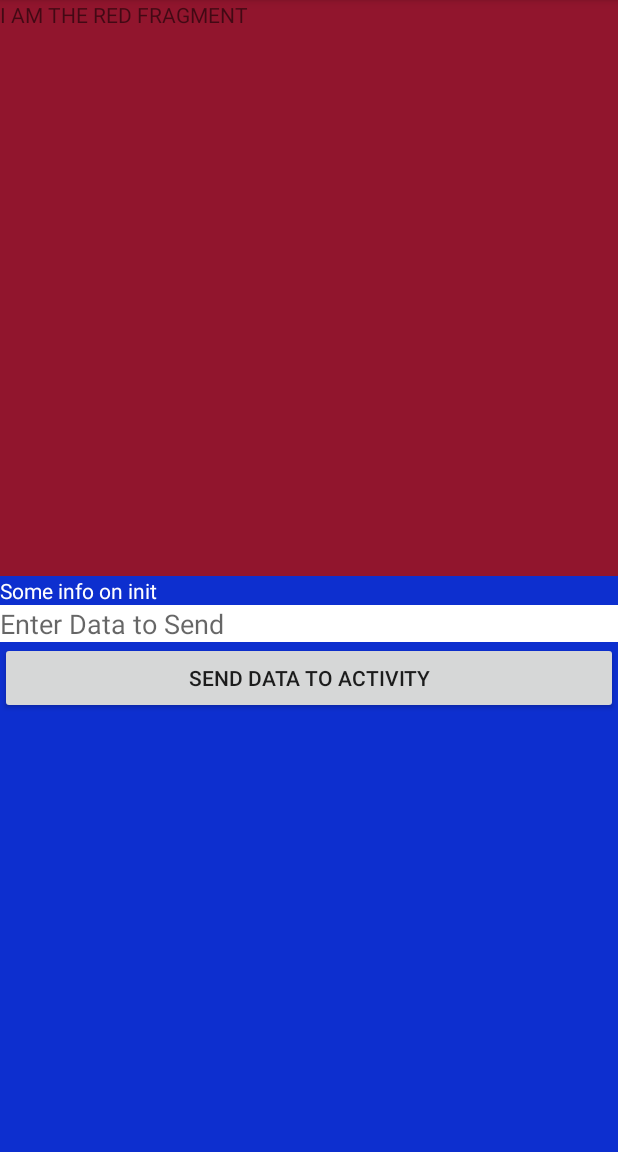
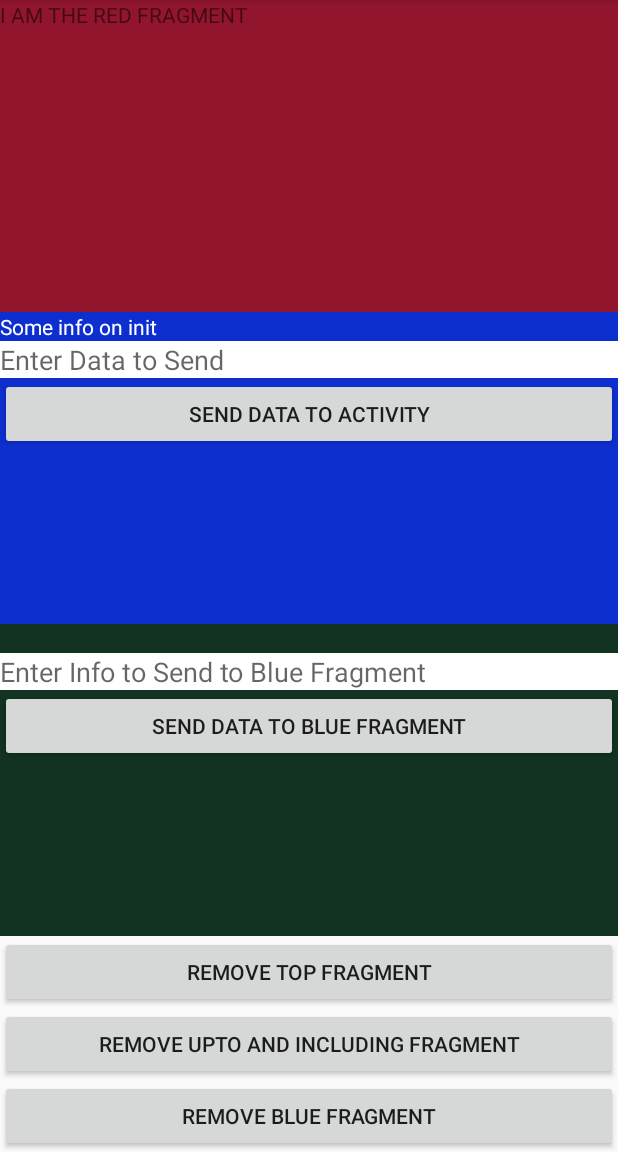
Before and after one commit to AaronHoskinsAndroid/FragmentDemoTwo, an Android app: the screen it shows after launch (MainActivity), on a phone screen of 412 x 824 dp, the part 84-1236 px from its top. Run offline under Robolectric (Android 15) with nearby library versions, the phone set to English and light mode, and no system bars.

Commit message:
Fragments continue

```diff
--- a/app/src/main/java/examples/aaronhoskins/com/fragmentdemo/BlueFragment.java
+++ b/app/src/main/java/examples/aaronhoskins/com/fragmentdemo/BlueFragment.java
@@ -40,6 +40,7 @@ public class BlueFragment extends Fragment implements View.OnClickListener {
     @Override
     public void onCreate(Bundle savedInstanceState) {
         super.onCreate(savedInstanceState);
+        setRetainInstance(true);
         if (getArguments() != null) {
             passedData = getArguments().getString(ARG_PASSED_DATA);
         }
@@ -76,6 +77,10 @@ public class BlueFragment extends Fragment implements View.OnClickListener {
         }
     }
 
+    public void setTextViewValue(final String message) {
+        tvPassedOnInit.setText(message);
+    }
+
     @Override
     public void onDetach() {
         super.onDetach();
--- /dev/null
+++ b/app/src/main/java/examples/aaronhoskins/com/fragmentdemo/GreenFragment.java
@@ -0,0 +1,83 @@
+package examples.aaronhoskins.com.fragmentdemo;
+
+
+import android.content.Context;
+import android.os.Bundle;
+
+import androidx.annotation.NonNull;
+import androidx.annotation.Nullable;
+import androidx.fragment.app.Fragment;
+
+import android.view.LayoutInflater;
+import android.view.View;
+import android.view.ViewGroup;
+import android.widget.Button;
+import android.widget.EditText;
+import android.widget.TextView;
+
+public class GreenFragment extends Fragment implements View.OnClickListener {
+    OnFragmentInteractionListener mListener;
+    TextView tvMessageFromBlueFragment;
+    EditText etMessageToSendToBlueFrag;
+    Button btnSendMessage;
+
+    public GreenFragment() {
+        // Required empty public constructor
+    }
+
+    public static GreenFragment newInstance() {
+        GreenFragment fragment = new GreenFragment();
+        Bundle args = new Bundle();
+        fragment.setArguments(args);
+        return fragment;
+    }
+
+    @Override
+    public void onCreate(Bundle savedInstanceState) {
+        super.onCreate(savedInstanceState);
+        if (getArguments() != null) {
+
+        }
+    }
+
+    @Override
+    public View onCreateView(LayoutInflater inflater, ViewGroup container,
+                             Bundle savedInstanceState) {
+        // Inflate the layout for this fragment
+        return inflater.inflate(R.layout.fragment_green, container, false);
+    }
+
+    @Override
+    public void onViewCreated(@NonNull View view, @Nullable Bundle savedInstanceState) {
+        super.onViewCreated(view, savedInstanceState);
+        tvMessageFromBlueFragment = view.findViewById(R.id.tvMessageFromBlueFragment);
+        etMessageToSendToBlueFrag = view.findViewById(R.id.etGreenFragInput);
+        btnSendMessage = view.findViewById(R.id.btnSendDataToBlueFrag);
+        btnSendMessage.setOnClickListener(this);
+    }
+
+    public void setMessageFromBlueFragment(final String message) {
+        tvMessageFromBlueFragment.setText(message);
+    }
+
+    @Override
+    public void onAttach(Context context) {
+        super.onAttach(context);
+        if(context instanceof OnFragmentInteractionListener) {
+            mListener = (OnFragmentInteractionListener)context;
+        } else {
+            throw new RuntimeException("Interface not implemented ");
+        }
+    }
+
+    @Override
+    public void onClick(View view) {
+        final String input = etMessageToSendToBlueFrag.getText().toString();
+        mListener.onSendDataToBlueFragment(input);
+    }
+
+    public interface OnFragmentInteractionListener{
+        void onSendDataToBlueFragment(String message);
+
+    }
+}
--- a/app/src/main/java/examples/aaronhoskins/com/fragmentdemo/MainActivity.java
+++ b/app/src/main/java/examples/aaronhoskins/com/fragmentdemo/MainActivity.java
@@ -5,12 +5,15 @@ import androidx.fragment.app.FragmentManager;
 
 import android.os.Bundle;
 import android.util.Log;
+import android.view.View;
 
 public class MainActivity extends AppCompatActivity
-        implements BlueFragment.OnFragmentInteractionListener {
+        implements BlueFragment.OnFragmentInteractionListener,
+        GreenFragment.OnFragmentInteractionListener{
     RedFragment redFragment;
     FragmentManager fragmentManager;
     BlueFragment blueFragment;
+    GreenFragment greenFragment;
 
     @Override
     protected void onCreate(Bundle savedInstanceState) {
@@ -19,17 +22,53 @@ public class MainActivity extends AppCompatActivity
         fragmentManager = getSupportFragmentManager();
         redFragment = (RedFragment)fragmentManager.findFragmentById(R.id.fgRedFragment);
         blueFragment = BlueFragment.newInstance("Some info on init");
+        greenFragment = GreenFragment.newInstance();
 
         //To dynamically add fragment, use the fragment manager to begin a fragment
         //     transaction, then commit the transaction
         fragmentManager
                 .beginTransaction()
                 .add(R.id.frmPlaceOne, blueFragment)
+                .addToBackStack("Blue")
                 .commit();
+        fragmentManager
+                .beginTransaction()
+                .add(R.id.frmPlaceTwo, greenFragment)
+                .addToBackStack("Green")
+                .commit();
+
+        //Add a fragment and remove the fragment from the stack in the removed fragments place
+        //This does a add and remove at the same time
+//        fragmentManager
+//                .beginTransaction()
+//                .replace(R.id.frmPlaceTwo, greenFragment)
+//                .addToBackStack("Green")
+//                .commit();
     }
 
     @Override
     public void onSendData(String dataToSendToActivity) {
         Log.d("TAG", dataToSendToActivity);
+        greenFragment.setMessageFromBlueFragment(dataToSendToActivity);
+    }
+
+    @Override
+    public void onSendDataToBlueFragment(String message) {
+        blueFragment.setTextViewValue(message);
+    }
+
+    public void onRemoveOneFragmentClicked(View view) {
+        //To Remove the top fragment from the fragment backstack
+        fragmentManager.popBackStack();
+    }
+
+    public void onRemoveMultiFragmentClicked(View view) {
+        fragmentManager.popBackStack("Blue", FragmentManager.POP_BACK_STACK_INCLUSIVE);
+        //Pop Fragment stack upto but not including
+        //fragmentManager.popBackStack("Blue", 0);
+    }
+
+    public void onRemoveSingleInstanceClicked(View view) {
+        fragmentManager.beginTransaction().remove(blueFragment).commit();
     }
 }
--- a/app/src/main/res/layout/activity_main.xml
+++ b/app/src/main/res/layout/activity_main.xml
@@ -20,5 +20,29 @@
         android:layout_height="0dp"
         android:layout_weight="1"/>
 
+    <FrameLayout
+        android:id="@+id/frmPlaceTwo"
+        android:layout_width="match_parent"
+        android:layout_height="0dp"
+        android:layout_weight="1"/>
+
+    <Button
+        android:layout_width="match_parent"
+        android:layout_height="wrap_content"
+        android:text="Remove Top Fragment"
+        android:onClick="onRemoveOneFragmentClicked"/>
+
+    <Button
+        android:layout_width="match_parent"
+        android:layout_height="wrap_content"
+        android:text="Remove Upto and including Fragment"
+        android:onClick="onRemoveMultiFragmentClicked"/>
+
+    <Button
+        android:layout_width="match_parent"
+        android:layout_height="wrap_content"
+        android:text="Remove Blue Fragment"
+        android:onClick="onRemoveSingleInstanceClicked"/>
+
 
 </LinearLayout>
--- /dev/null
+++ b/app/src/main/res/layout/fragment_green.xml
@@ -0,0 +1,30 @@
+<?xml version="1.0" encoding="utf-8"?>
+<LinearLayout
+    xmlns:android="http://schemas.android.com/apk/res/android"
+    xmlns:tools="http://schemas.android.com/tools"
+    android:layout_width="match_parent"
+    android:layout_height="match_parent"
+    android:background="#123321"
+    android:orientation="vertical"
+    tools:context=".GreenFragment">
+
+    <TextView
+        android:id="@+id/tvMessageFromBlueFragment"
+        android:layout_width="match_parent"
+        android:layout_height="wrap_content"
+        android:textColor="#ffffff"/>
+
+    <EditText
+        android:id="@+id/etGreenFragInput"
+        android:layout_width="match_parent"
+        android:layout_height="wrap_content"
+        android:background="#ffffff"
+        android:hint="Enter Info to Send to Blue Fragment"/>
+
+    <Button
+        android:id="@+id/btnSendDataToBlueFrag"
+        android:layout_width="match_parent"
+        android:layout_height="wrap_content"
+        android:text="Send Data To Blue Fragment"/>
+
+</LinearLayout>
```
